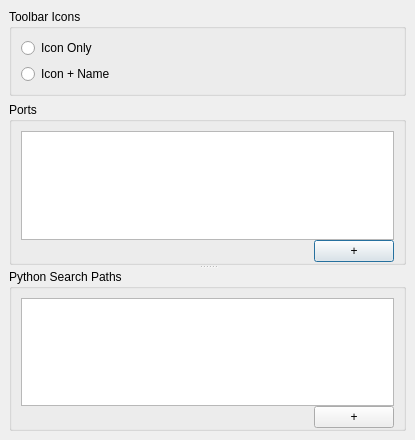
Before: the Qt Designer form pkmidicron/preferencesdialog.ui in patrickkidd/pkmidicron, drawn with Qt 5.
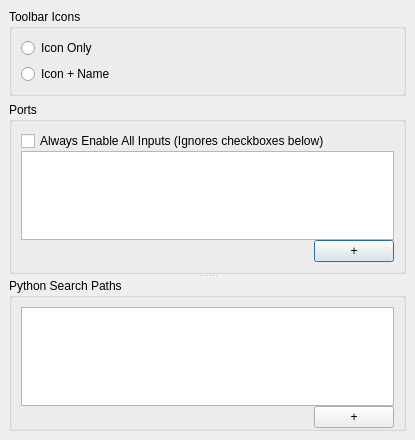
After: the same form once the commit is applied. Custom widgets are drawn as their Qt base class.

Commit message: Added default all input ports to on

```diff
--- a/pkmidicron/preferencesdialog.ui
+++ b/pkmidicron/preferencesdialog.ui
@@ -78,9 +78,33 @@
            <property name="spacing">
             <number>0</number>
            </property>
-           <property name="bottomMargin">
-            <number>0</number>
-           </property>
+           <item>
+            <layout class="QHBoxLayout" name="horizontalLayout_3">
+             <item>
+              <widget class="QCheckBox" name="enableAllInputsBox">
+               <property name="toolTip">
+                <string>This overrides all settings in the ports list</string>
+               </property>
+               <property name="text">
+                <string>Always Enable All Inputs (Ignores checkboxes below)</string>
+               </property>
+              </widget>
+             </item>
+             <item>
+              <spacer name="horizontalSpacer_3">
+               <property name="orientation">
+                <enum>Qt::Horizontal</enum>
+               </property>
+               <property name="sizeHint" stdset="0">
+                <size>
+                 <width>40</width>
+                 <height>20</height>
+                </size>
+               </property>
+              </spacer>
+             </item>
+            </layout>
+           </item>
            <item>
             <widget class="ListWidget" name="portList">
              <property name="selectionMode">
```
The commit also changes 5 other files.
